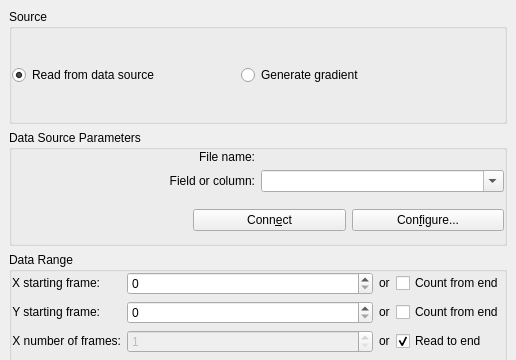
Qt form src/libkstapp/matrixtab.ui (Kst-plot/kst) before a commit; both pictures show x 0 to 516 and y 0 to 360 of the 516 by 623 pixel window.
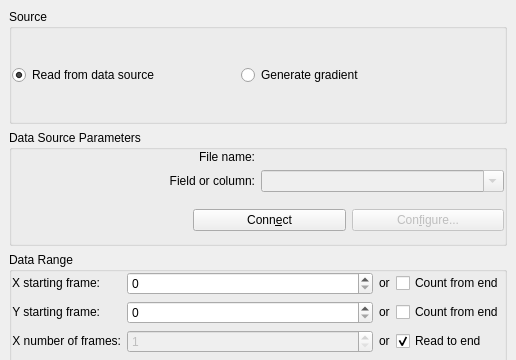
The same form after that commit. Custom widgets are drawn as their Qt base class.

Commit message: Update MatrixDialog to create DataMatrix's and setup GUI options to interact the same as previous version.

Diff of the .ui file:
```diff
--- a/src/libkstapp/matrixtab.ui
+++ b/src/libkstapp/matrixtab.ui
@@ -868,6 +868,9 @@
       </item>
       <item row="1" column="1" >
        <widget class="Kst::ComboBox" name="_field" >
+        <property name="enabled" >
+         <bool>false</bool>
+        </property>
         <property name="editable" >
          <bool>true</bool>
         </property>
@@ -915,6 +918,9 @@
         </item>
         <item>
          <widget class="QPushButton" name="_configure" >
+          <property name="enabled" >
+           <bool>false</bool>
+          </property>
           <property name="text" >
            <string>Con&amp;figure...</string>
           </property>
```
The commit also changes 4 other files.
